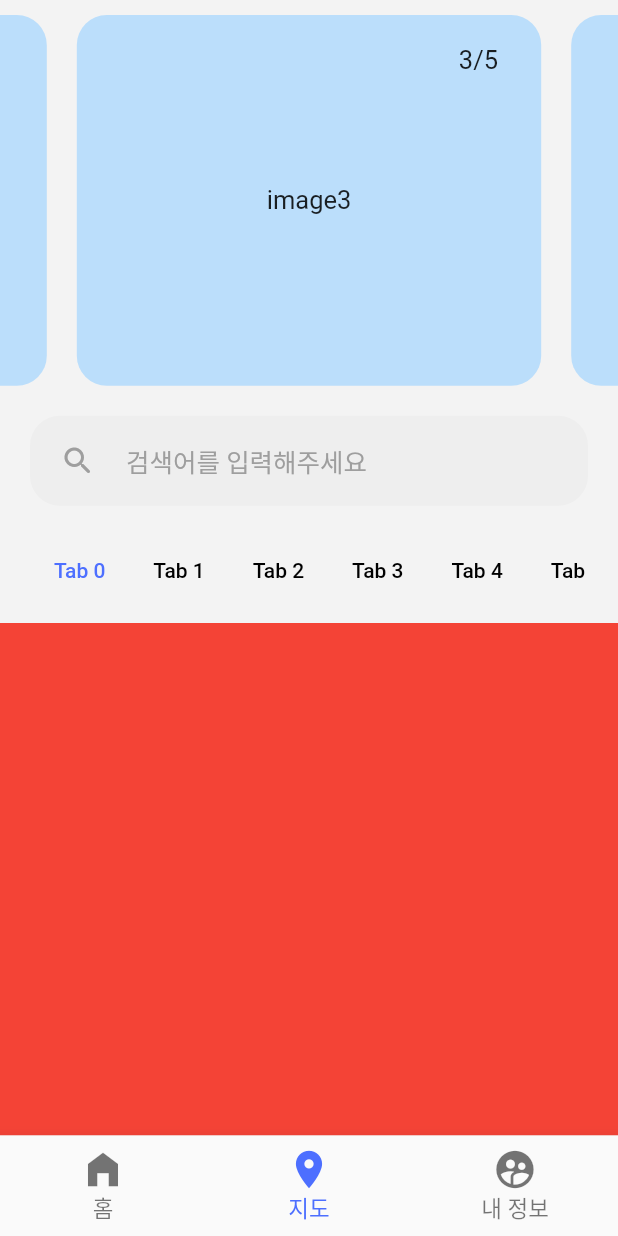
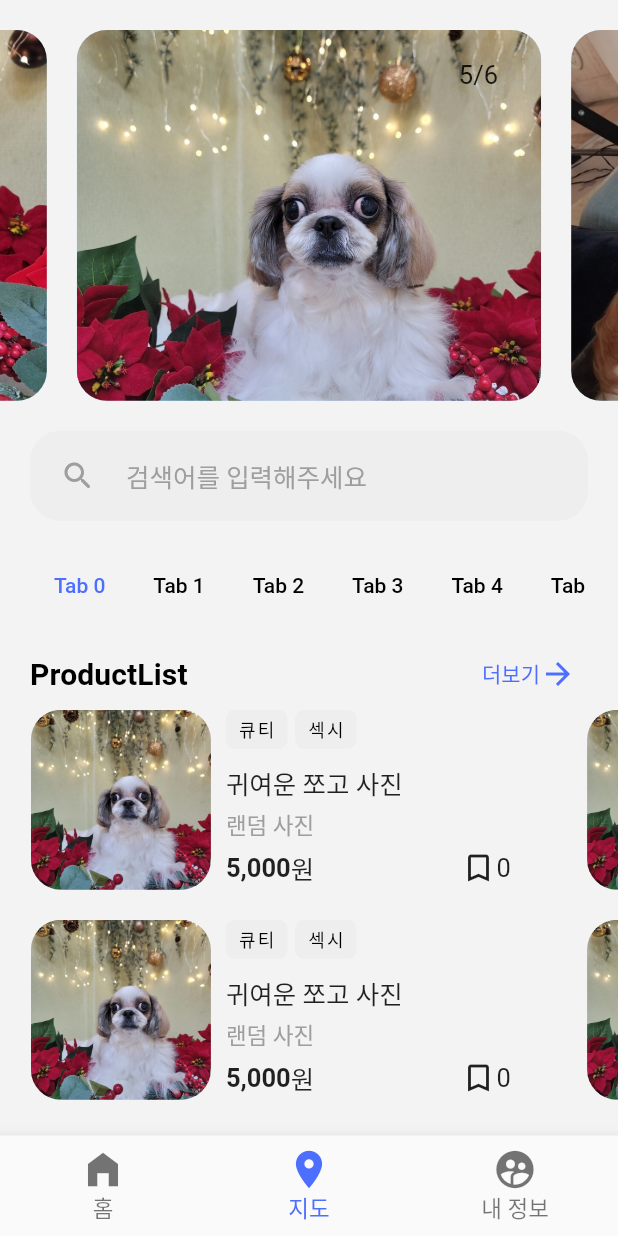
Before and after one commit to wlans01/cbnu_cafe_map, a Flutter app: the screen it shows after launch, on a phone screen of 412 x 824 dp. Run offline on Flutter 3.47's test engine with Material 2 defaults, Android fonts, the phone set to English and light mode, and no system bars; our stand-ins replace flutter_riverpod, flutter_spinkit, fluttertoast, go_router, shimmer, webview_flutter; Roboto replaces fonts that are missing (Pretendard).

```diff
--- /dev/null
+++ b/lib/common/const/jjokko.dart
@@ -0,0 +1,17 @@
+import 'dart:math';
+
+const jjokkoList = [
+  'assets/images/jjokko1.jpg',
+  'assets/images/jjokko2.jpg',
+  'assets/images/jjokko3.jpg',
+  'assets/images/jjokko4.jpg',
+  'assets/images/jjokko5.jpg',
+  'assets/images/jjokko6.jpg',
+];
+
+
+getJjokkoImage() {
+  final Random random = Random();
+  final String jjokko = jjokkoList[random.nextInt(jjokkoList.length)];
+  return jjokko;
+}
--- a/lib/common/const/theme.dart
+++ b/lib/common/const/theme.dart
@@ -7,10 +7,10 @@ class GAThemeData {
       fontFamily: 'Pretendard',
       textTheme: gaTextTheme(),
       colorScheme: ColorScheme.fromSeed(
-        seedColor: Color(0xff4D6FFF),
+        seedColor: const Color(0xff4D6FFF),
       ).copyWith(
-        primary: Color(0xff4D6FFF),
-        background: Color(0xffF3F3F3),
+        primary: const Color(0xff4D6FFF),
+        background: const Color(0xffF3F3F3),
       ),
     );
   }
@@ -21,7 +21,7 @@ class GAThemeData {
 }
 
 TextTheme gaTextTheme() {
-  return TextTheme(
+  return const TextTheme(
     displaySmall: TextStyle(
       fontWeight: FontWeight.w700,
       fontSize: 36,
@@ -50,5 +50,9 @@ TextTheme gaTextTheme() {
       fontWeight: FontWeight.w400,
       fontSize: 15,
     ),
+    labelSmall: TextStyle(
+      fontWeight: FontWeight.w400,
+      fontSize: 12,
+    ),
   );
 }
--- a/lib/common/screen/root_tab_screen.dart
+++ b/lib/common/screen/root_tab_screen.dart
@@ -69,7 +69,7 @@ class _RootTabScreenState extends State<RootTabScreen>
       child: DefaultLayout(
         padding: 0,
         body:  [
-            Container(),
+          Container(),
             const HomeScreen(),
             //Container(),
             Container(),
--- a/lib/home/components/header.dart
+++ b/lib/home/components/header.dart
@@ -1,6 +1,7 @@
 import 'dart:async';
 
 import 'package:flutter/material.dart';
+import 'package:flutter_template/common/const/jjokko.dart';
 
 import '../../common/const/style.dart';
 import '../../common/utils/get_size.dart';
@@ -15,11 +16,11 @@ class Header extends StatefulWidget {
 }
 
 class _HeaderState extends State<Header> {
-  final _itemLength = 5;
+  final _itemLength = jjokkoList.length;
   int currentPage = 500;
   int currentPageIndex = 1;
   final PageController _pageController =
-  PageController(initialPage: 500, viewportFraction: 0.8);
+      PageController(initialPage: 500, viewportFraction: 0.8);
 
   @override
   void initState() {
@@ -47,6 +48,7 @@ class _HeaderState extends State<Header> {
           PageView.builder(
             onPageChanged: (index) {
               setState(() {
+                currentPage = index;
                 currentPageIndex = index % _itemLength + 1;
               });
             },
@@ -54,14 +56,18 @@ class _HeaderState extends State<Header> {
             itemBuilder: (context, index) {
               return Container(
                 margin:
-                const EdgeInsets.symmetric(horizontal: DEFAULT_PADDING / 2),
+                    const EdgeInsets.symmetric(horizontal: DEFAULT_PADDING / 2),
                 height: 250,
                 decoration: BoxDecoration(
                   color: Colors.blue[100],
                   borderRadius: BorderRadius.circular(DEFAULT_RADIUS),
                 ),
-                child: Center(
-                  child: Text('image${index % _itemLength + 1}'),
+                child: ClipRRect(
+                  borderRadius: BorderRadius.circular(DEFAULT_RADIUS),
+                  child: Image.asset(
+                    jjokkoList[index % _itemLength],
+                    fit: BoxFit.cover,
+                  ),
                 ),
               );
             },
--- /dev/null
+++ b/lib/home/components/product_list.dart
@@ -0,0 +1,179 @@
+import 'package:flutter/material.dart';
+import 'package:flutter_template/common/const/jjokko.dart';
+import 'package:flutter_template/common/const/style.dart';
+import 'package:flutter_template/product/screen/product_detail_screen.dart';
+import 'package:go_router/go_router.dart';
+
+class ProductList extends StatelessWidget {
+  const ProductList({Key? key}) : super(key: key);
+
+  @override
+  Widget build(BuildContext context) {
+    return Column(
+      children: [
+        ProductsGroup(),
+        ProductsGroup(),
+        ProductsGroup(),
+      ],
+    );
+  }
+}
+
+class ProductsGroup extends StatelessWidget {
+  const ProductsGroup({
+    Key? key,
+  }) : super(key: key);
+
+  @override
+  Widget build(BuildContext context) {
+    return Column(
+      children: [
+        Padding(
+          padding: const EdgeInsets.symmetric(horizontal: DEFAULT_PADDING),
+          child: Row(
+            mainAxisAlignment: MainAxisAlignment.spaceBetween,
+            children: [
+              Text('ProductList',
+                  style: Theme.of(context).textTheme.titleSmall),
+              TextButton(
+                onPressed: () {},
+                child: Row(
+                  children: const [
+                    Text('더보기'),
+                    Icon(Icons.arrow_forward),
+                  ],
+                ),
+              ),
+            ],
+          ),
+        ),
+        SizedBox(
+          height: 260,
+          child: PageView.builder(
+            controller: PageController(viewportFraction: 0.9),
+            itemCount: 6,
+            itemBuilder: (context, index) {
+              return Column(
+                crossAxisAlignment: CrossAxisAlignment.start,
+                children: [
+                  ProductCard(),
+                  SizedBox(height: DEFAULT_PADDING),
+                  ProductCard(),
+                ],
+              );
+            },
+          ),
+        ),
+        SizedBox(height: DEFAULT_PADDING),
+      ],
+    );
+  }
+}
+
+class ProductCard extends StatelessWidget {
+  const ProductCard({Key? key}) : super(key: key);
+
+  @override
+  Widget build(BuildContext context) {
+    return InkWell(
+      onTap: () {
+        Navigator.push(
+          context,
+          MaterialPageRoute(builder: (context) => ProductDetailScreen()),
+        );
+      },
+      child: SizedBox(
+        width: 330,
+        height: 120,
+        child: Row(
+          children: [
+            SizedBox(
+              width: 120,
+              height: 120,
+              child: ClipRRect(
+                borderRadius: BorderRadius.circular(DEFAULT_RADIUS),
+                child: Image.asset(
+                  getJjokkoImage(),
+                  fit: BoxFit.cover,
+                ),
+              ),
+            ),
+            Expanded(
+              child: Padding(
+                padding: const EdgeInsets.symmetric(horizontal: 10.0),
+                child: Column(
+                  crossAxisAlignment: CrossAxisAlignment.start,
+                  children: [
+                    Row(
+                      children: const [
+                        ProductTag(tag: '큐티'),
+                        SizedBox(width: 5),
+                        ProductTag(tag: '섹시'),
+                      ],
+                    ),
+                    const SizedBox(height: 10),
+                    const Text('귀여운 쪼고 사진'),
+                    const SizedBox(height: 5),
+                    Text(
+                      '랜덤 사진',
+                      style: Theme.of(context).textTheme.bodySmall!.copyWith(
+                            color: Colors.grey,
+                          ),
+                    ),
+                    const SizedBox(height: 5),
+                    Row(
+                      mainAxisAlignment: MainAxisAlignment.spaceBetween,
+                      children: [
+                        Row(
+                          children: [
+                            Text(
+                              '5,000',
+                              style: Theme.of(context).textTheme.bodyLarge,
+                            ),
+                            const Text('원')
+                          ],
+                        ),
+                        Row(
+                          children: const [
+                            Icon(Icons.bookmark_outline),
+                            Text('0'),
+                          ],
+                        ),
+                      ],
+                    ),
+                  ],
+                ),
+              ),
+            ),
+          ],
+        ),
+      ),
+    );
+  }
+}
+
+class ProductTag extends StatelessWidget {
+  final String tag;
+
+  const ProductTag({
+    required this.tag,
+    Key? key,
+  }) : super(key: key);
+
+  @override
+  Widget build(BuildContext context) {
+    return Container(
+      padding: const EdgeInsets.symmetric(horizontal: 8, vertical: 4),
+      decoration: BoxDecoration(
+        color: Colors.grey[200],
+        borderRadius: BorderRadius.circular(6),
+      ),
+      child: Center(
+        child: Text(
+          tag,
+          style: Theme.of(context).textTheme.labelSmall,
+        ),
+      ),
+    );
+  }
+}
--- a/lib/home/screen/home_screen.dart
+++ b/lib/home/screen/home_screen.dart
@@ -1,7 +1,8 @@
 import 'package:flutter/material.dart';
-import 'package:flutter_template/common/const/style.dart';
 import 'package:flutter_template/common/layout/default_layout.dart';
+import 'package:flutter_template/home/components/product_list.dart';
 
+import '../../common/const/style.dart';
 import '../components/header.dart';
 import '../components/search_button.dart';
 
@@ -16,6 +17,7 @@ class HomeScreen extends StatelessWidget {
       body: SafeArea(
         child: DefaultTabController(
           length: _itemCount,
+          animationDuration: const Duration(milliseconds: 700),
           child: NestedScrollView(
             headerSliverBuilder: (context, innerBoxIsScrolled) {
               return [
@@ -24,7 +26,7 @@ class HomeScreen extends StatelessWidget {
                     crossAxisAlignment: CrossAxisAlignment.start,
                     children: [
                       const SizedBox(
-                        height: DEFAULT_HIGHT_PADDING,
+                        height: DEFAULT_PADDING,
                       ),
                       const Header(),
                       const Padding(
@@ -33,7 +35,8 @@ class HomeScreen extends StatelessWidget {
                       ),
                       Padding(
                         padding: const EdgeInsets.symmetric(
-                            horizontal: DEFAULT_PADDING),
+                          horizontal: DEFAULT_PADDING,
+                        ),
                         child: TabBar(
                           isScrollable: true,
                           indicatorColor: Colors.transparent,
@@ -56,8 +59,14 @@ class HomeScreen extends StatelessWidget {
             body: TabBarView(
               children: List.generate(
                 _itemCount,
-                    (index) => Container(color: Colors.red,),
-              )
+                (index) {
+                  return ListView(
+                    children: [
+                      ProductList(),
+                    ],
+                  );
+                },
+              ),
             ),
           ),
         ),
```
Also changed, not shown: lib/main.dart (+5 -4 lines), assets/images/jjokko1.jpg (added), assets/images/jjokko2.jpg (added), assets/images/jjokko3.jpg (added), assets/images/jjokko4.jpg (added), assets/images/jjokko5.jpg (added), assets/images/jjokko6.jpg (added).
